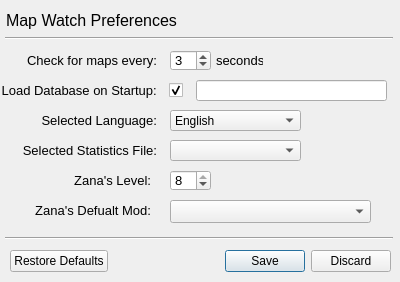
This is preferences.ui in JDHatten/MapWatch as Qt 5 draws it before an edit. The edited form follows.
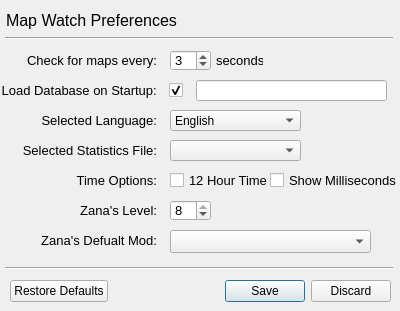
This is the edited form.

Commit message: added time options

Diff of the .ui file:
```diff
--- a/preferences.ui
+++ b/preferences.ui
@@ -7,7 +7,7 @@
     <x>0</x>
     <y>0</y>
     <width>400</width>
-    <height>282</height>
+    <height>311</height>
    </rect>
   </property>
   <property name="windowTitle">
@@ -247,7 +247,7 @@
    <property name="geometry">
     <rect>
      <x>10</x>
-     <y>250</y>
+     <y>280</y>
      <width>381</width>
      <height>23</height>
     </rect>
@@ -263,7 +263,7 @@
    <property name="geometry">
     <rect>
      <x>5</x>
-     <y>230</y>
+     <y>260</y>
      <width>388</width>
      <height>16</height>
     </rect>
@@ -275,8 +275,8 @@
   <widget class="QLabel" name="label_6">
    <property name="geometry">
     <rect>
-     <x>10</x>
-     <y>170</y>
+     <x>16</x>
+     <y>200</y>
      <width>141</width>
      <height>21</height>
     </rect>
@@ -297,7 +297,7 @@
    <property name="geometry">
     <rect>
      <x>170</x>
-     <y>170</y>
+     <y>200</y>
      <width>41</width>
      <height>21</height>
     </rect>
@@ -323,8 +323,8 @@
   <widget class="QLabel" name="label_7">
    <property name="geometry">
     <rect>
-     <x>10</x>
-     <y>200</y>
+     <x>16</x>
+     <y>230</y>
      <width>141</width>
      <height>21</height>
     </rect>
@@ -345,7 +345,7 @@
    <property name="geometry">
     <rect>
      <x>170</x>
-     <y>200</y>
+     <y>230</y>
      <width>201</width>
      <height>23</height>
     </rect>
@@ -357,6 +357,69 @@
     <number>10</number>
    </property>
   </widget>
+  <widget class="QCheckBox" name="pref_hour">
+   <property name="geometry">
+    <rect>
+     <x>170</x>
+     <y>170</y>
+     <width>101</width>
+     <height>21</height>
+    </rect>
+   </property>
+   <property name="font">
+    <font>
+     <pointsize>10</pointsize>
+    </font>
+   </property>
+   <property name="layoutDirection">
+    <enum>Qt::LeftToRight</enum>
+   </property>
+   <property name="text">
+    <string>12 Hour Time</string>
+   </property>
+  </widget>
+  <widget class="QCheckBox" name="pref_millisec">
+   <property name="geometry">
+    <rect>
+     <x>270</x>
+     <y>170</y>
+     <width>131</width>
+     <height>21</height>
+    </rect>
+   </property>
+   <property name="font">
+    <font>
+     <pointsize>10</pointsize>
+    </font>
+   </property>
+   <property name="text">
+    <string>Show Milliseconds</string>
+   </property>
+  </widget>
+  <widget class="QLabel" name="label_8">
+   <property name="geometry">
+    <rect>
+     <x>16</x>
+     <y>170</y>
+     <width>141</width>
+     <height>21</height>
+    </rect>
+   </property>
+   <property name="font">
+    <font>
+     <pointsize>10</pointsize>
+    </font>
+   </property>
+   <property name="layoutDirection">
+    <enum>Qt::LeftToRight</enum>
+   </property>
+   <property name="text">
+    <string>Time Options:</string>
+   </property>
+   <property name="alignment">
+    <set>Qt::AlignRight|Qt::AlignTrailing|Qt::AlignVCenter</set>
+   </property>
+  </widget>
  </widget>
  <resources/>
  <connections/>
```
The commit also changes 1 other file.
